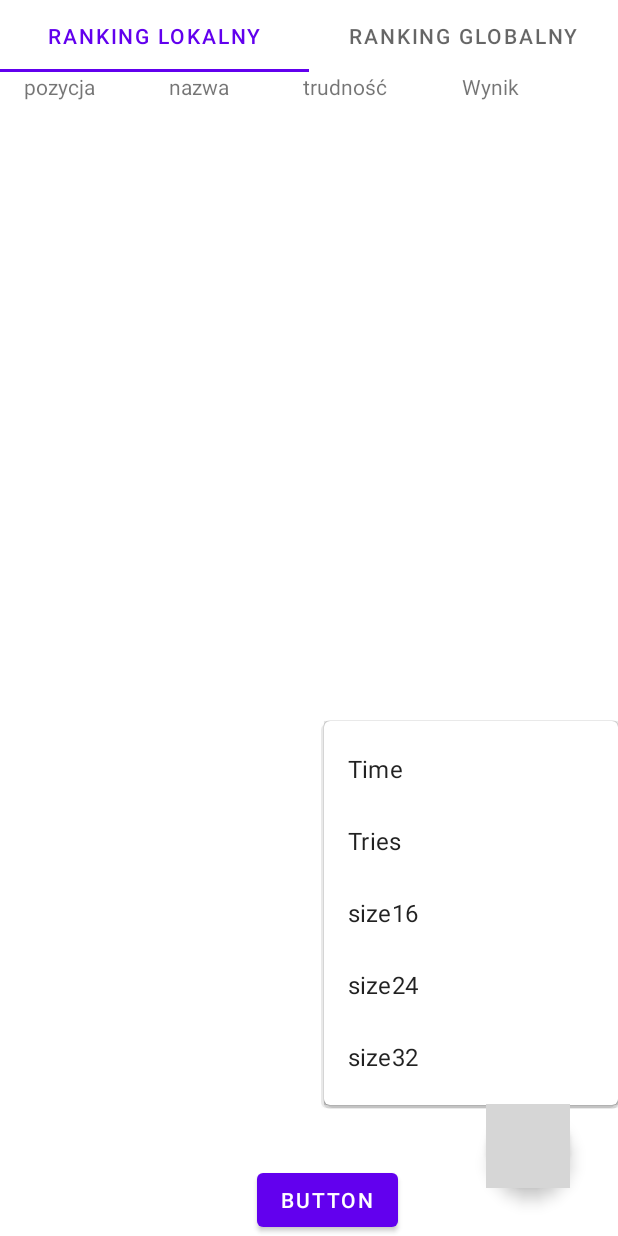
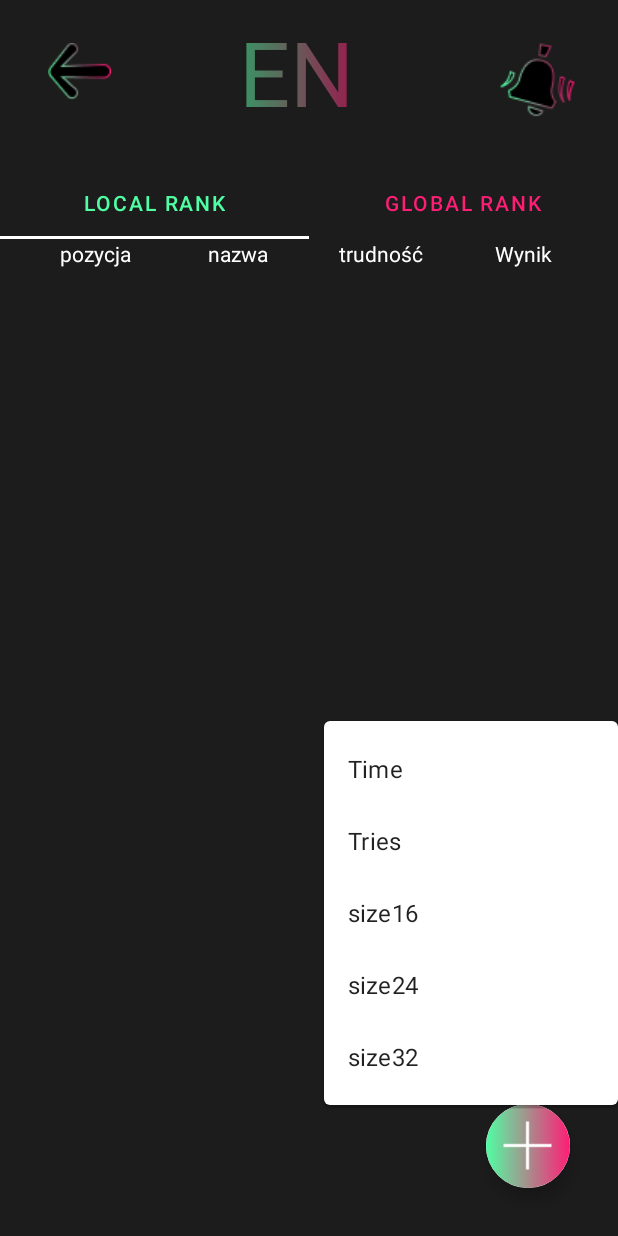
Before and after one commit to KarolKrzekotowski/MemoryApp, an Android app: the LeaderboardFragment screen opened through its navigation route, after a tap on an icon or button, on a phone screen of 412 x 824 dp. Run offline under Robolectric (Android 15) with nearby library versions, the light colour scheme and no system bars; our stand-ins replace AdMob, Firebase (no records; nobody signed in at launch, a user with empty details on screens opened directly), Room's generated code; 1 statement that could not run was skipped; 1 other tap on this screen came first; grey boxes are pictures that could not be loaded.

Commit message:
ekran rankingi i ładowanie

```diff
--- a/app/src/debug/res/drawable/filtr_foreground.xml
+++ b/app/src/debug/res/drawable/filtr_foreground.xml
@@ -3,8 +3,8 @@
     android:height="24dp"
     android:viewportWidth="24"
     android:viewportHeight="24"
-    android:tint="#000000">
+    android:tint="#B31A1A">
   <path
-      android:fillColor="#FF000000"
+      android:fillColor="#B32020"
       android:pathData="M19,13h-6v6h-2v-6H5v-2h6V5h2v6h6v2z"/>
 </vector>
--- a/app/src/main/java/com/example/memoryapp/ui/activities/MainActivity.kt
+++ b/app/src/main/java/com/example/memoryapp/ui/activities/MainActivity.kt
@@ -1,5 +1,6 @@
 package com.example.memoryapp.ui.activities
 
+import android.media.MediaPlayer
 import androidx.appcompat.app.AppCompatActivity
 import android.os.Bundle
 import android.provider.Settings.Secure
@@ -11,7 +12,17 @@ class MainActivity : AppCompatActivity() {
     override fun onCreate(savedInstanceState: Bundle?) {
         super.onCreate(savedInstanceState)
         hideUI()
+        instance = this
         setContentView(R.layout.activity_main)
+        mediaPlayer = MediaPlayer.create(this, R.raw.music)
+        mediaPlayer.isLooping = true
+    }
+
+    companion object{
+        private lateinit var instance : MainActivity
+        lateinit var mediaPlayer: MediaPlayer
+
+
     }
 
 }
--- a/app/src/main/java/com/example/memoryapp/ui/fragment/leaderboard/LeaderboardFragment.kt
+++ b/app/src/main/java/com/example/memoryapp/ui/fragment/leaderboard/LeaderboardFragment.kt
@@ -1,19 +1,28 @@
 package com.example.memoryapp.ui.fragment.leaderboard
 
+import android.content.res.ColorStateList
+import android.graphics.drawable.ColorStateListDrawable
+import android.media.MediaPlayer
 import android.os.Bundle
+import android.util.Log
 import androidx.fragment.app.Fragment
 import android.view.LayoutInflater
 import android.view.View
 import android.view.ViewGroup
+import android.widget.TextView
 import androidx.appcompat.widget.PopupMenu
 import androidx.fragment.app.activityViewModels
+import androidx.navigation.NavOptions
 import androidx.navigation.fragment.findNavController
 import androidx.viewpager2.widget.ViewPager2
 import com.example.memoryapp.R
 import com.example.memoryapp.databinding.FragmentLeaderboardBinding
 import com.example.memoryapp.game.hideUI
+import com.example.memoryapp.ui.activities.MainActivity
 
 import com.example.memoryapp.ui.fragment.leaderboard.adapter.LeaderboardPagerAdapter
+import com.example.memoryapp.utils.textGradient
+import com.example.memoryapp.utils.translate
 import com.google.android.material.tabs.TabLayoutMediator
 
 
@@ -25,8 +34,8 @@ class LeaderboardFragment : Fragment() {
     private val viewmodel by activityViewModels<LeaderboardViewmodel>()
     private lateinit var viewPager2: ViewPager2
     private lateinit var leaderboardPagerAdapter: LeaderboardPagerAdapter
-    private val tabsNames = arrayOf("ranking lokalny","ranking globalny")
-
+    private var tabsNames = Array<String>(8){"it = $it"}
+    private val mediaPlayer = MainActivity.mediaPlayer
     override fun onCreateView(
         inflater: LayoutInflater, container: ViewGroup?,
         savedInstanceState: Bundle?
@@ -38,6 +47,7 @@ class LeaderboardFragment : Fragment() {
 
     override fun onViewCreated(view: View, savedInstanceState: Bundle?) {
         super.onViewCreated(view, savedInstanceState)
+        tabsNames = resources.getStringArray(R.array.tabNames)
         viewmodel.loadLocalData()
         viewmodel.loadRemoteData()
         leaderboardPagerAdapter = LeaderboardPagerAdapter(this)
@@ -45,53 +55,103 @@ class LeaderboardFragment : Fragment() {
         viewPager2.adapter = leaderboardPagerAdapter
 
         val tablayout = binding.tabLayout
+        val color = requireContext().getColor(R.color.red_gradient)
+        val color2 = requireContext().getColor(R.color.green_gradient)
+        val colorArray = intArrayOf(color,color2)
+        tablayout.setTabTextColors(color,color2)
+
+//        tabLayout.setTabTextColors(getResources().getColor(R.color.blue_200), getResources().getColor(R.color.white));
+
         TabLayoutMediator(tablayout,viewPager2){ tab, position ->
+
             tab.text = tabsNames[position]
         }.attach()
-        binding.backRanks.setOnClickListener {
+
+        binding.goBack.setOnClickListener {
             val action = LeaderboardFragmentDirections.actionLeaderboardFragmentToMainMenuFragment(false)
             findNavController().navigate(action)
         }
+        binding.langrank.setOnClickListener {
+            translate()
+            recreate()
+        }
+        hideUI()
+        binding.langrank.textGradient()
+        if (mediaPlayer.isPlaying){
+            binding.music.setImageResource(R.drawable.sound_on)
+        }
+        else{
+            binding.music.setImageResource(R.drawable.sound_off)
+        }
+        binding.music.setOnClickListener {
+            if (mediaPlayer.isPlaying){
+                mediaPlayer.pause()
+                binding.music.setImageResource(R.drawable.sound_off)
+            }
+            else{
+                mediaPlayer.start()
+                binding.music.setImageResource(R.drawable.sound_on)
+            }
+        }
         viewmodel.loadData()
         viewmodel.filterSize(16)
+
         binding.filtringButton.setOnClickListener {
             val popupMenu = PopupMenu(requireContext(), it)
             popupMenu.setOnMenuItemClickListener { item ->
                 when (item.itemId) {
                     R.id.action_size_16 -> {
                         viewmodel.filterSize(16)
+                        hideUI()
                         true
                     }
                     R.id.action_size_24 -> {
                         viewmodel.filterSize(24)
+                        hideUI()
                         true
                     }
                     R.id.action_size_32 -> {
                         viewmodel.filterSize(32)
+                        hideUI()
                         true
                     }
                     R.id.result -> {
                         viewmodel.filterReference(true)
+                        hideUI()
                         true
                     }
                     R.id.tries -> {
                         viewmodel.filterReference(false)
+                        hideUI()
                         true
                     }
-                     else -> false
+                     else -> {
+                         hideUI()
+                         false
+                     }
                 }
             }
             popupMenu.inflate(R.menu.filtring_options)
             popupMenu.show()
         }
-        view.viewTreeObserver?.addOnWindowFocusChangeListener { hasFocus ->
-            hideUI()/*do your stuff here*/ }
+
+
     }
 
+    private fun recreate(){
+        findNavController().navigate(
+            R.id.leaderboardFragment,
+            arguments,
+            NavOptions.Builder()
+                .setPopUpTo(R.id.leaderboardFragment,true)
+                .build()
+        )
+    }
     override fun onDestroyView() {
         super.onDestroyView()
         _binding = null
     }
 
 
+
 }
--- a/app/src/main/java/com/example/memoryapp/ui/fragment/menu/MainMenuFragment.kt
+++ b/app/src/main/java/com/example/memoryapp/ui/fragment/menu/MainMenuFragment.kt
@@ -17,12 +17,15 @@ import androidx.navigation.NavOptionsBuilder
 import androidx.navigation.Navigation
 import androidx.navigation.fragment.findNavController
 import androidx.navigation.fragment.navArgs
+import androidx.transition.TransitionInflater
 import com.example.memoryapp.R
 import com.example.memoryapp.data.db.entities.LeaderboardEntity
 import com.example.memoryapp.data.model.LeaderboardRemote
 import com.example.memoryapp.databinding.FragmentMainMenuBinding
 import com.example.memoryapp.game.hideUI
 import com.example.memoryapp.repository.LeaderboardRepository
+import com.example.memoryapp.ui.activities.MainActivity
+import com.example.memoryapp.utils.textGradient
 import com.example.memoryapp.utils.translate
 import com.google.firebase.database.FirebaseDatabase
 import com.google.firebase.database.ktx.database
@@ -37,7 +40,7 @@ class MainMenuFragment : Fragment() {
 
     private lateinit var binding: FragmentMainMenuBinding
     private val args: MainMenuFragmentArgs by navArgs()
-
+    private val mediaPlayer = MainActivity.mediaPlayer
 
 
     override fun onCreateView(
@@ -45,7 +48,7 @@ class MainMenuFragment : Fragment() {
         savedInstanceState: Bundle?
     ): View {
         binding = FragmentMainMenuBinding.inflate(inflater, container, false)
-        textGradient(binding.language)
+        binding.language.textGradient()
 
         binding.instruction.setOnClickListener {
             Navigation.findNavController(binding.root).navigate(MainMenuFragmentDirections.actionMainMenuFragmentToInstructionFragment())
@@ -58,33 +61,40 @@ class MainMenuFragment : Fragment() {
             val action = MainMenuFragmentDirections.actionMainMenuFragmentToLeaderboardFragment()
             findNavController().navigate(action)
         }
-        val mediaPlayer = MediaPlayer.create(requireContext(), R.raw.music)
-        mediaPlayer.isLooping= true
+
+
+        val animation = TransitionInflater.from(requireContext()).inflateTransition(
+            android.R.transition.move
+        )
+        sharedElementEnterTransition = animation
+
+        if (mediaPlayer.isPlaying){
+            binding.music.setImageResource(R.drawable.sound_on)
+        }
+        else{
+            binding.music.setImageResource(R.drawable.sound_off)
+        }
         binding.music.setOnClickListener {
-            Log.i("muzyka",mediaPlayer.isPlaying.toString())
+
             if (mediaPlayer.isPlaying){
-//                mediaPlayer.isLooping = false
                 mediaPlayer.pause()
                 binding.music.setImageResource(R.drawable.sound_off)
             }
             else{
-
                 mediaPlayer.start()
                 binding.music.setImageResource(R.drawable.sound_on)
             }
-//
-
         }
 //        CoroutineScope(Dispatchers.IO).launch {
 //            val repository = LeaderboardRepository(requireContext())
-//            var i = 0
-//            while (i<5){
+//            var i = 10
+////            while (i<45){
 //
-//                repository.insertPlayer(LeaderboardEntity(0,"Karol$i",24,"00:05:0$i",15+i))
+//                repository.insertPlayer(LeaderboardEntity(0,"Karoldlugabardzonazwa$i",24,"00:05:0$i",15+i))
 //
-//        i++
-//        }
-
+////        i++
+////        }
+//
 //        }
         binding.language.setOnClickListener {
             translate()
@@ -107,21 +117,7 @@ class MainMenuFragment : Fragment() {
         )
     }
 
-    private fun textGradient(textView: TextView){
-        val paint = textView.paint
-        val colors = intArrayOf(resources.getColor(R.color.green_gradient),resources.getColor(R.color.red_gradient))
-        val position = floatArrayOf(0F,1F)
-        val width = paint.measureText(textView.text.toString())
-        var textShader = LinearGradient(
-            0F,
-            0F,
-            width,
-            0F,
-            colors,
-            position,
-            Shader.TileMode.CLAMP)
-        textView.paint.shader = textShader
-    }
+
 
 
 
--- a/app/src/main/java/com/example/memoryapp/ui/fragment/splash/SplashFragment.kt
+++ b/app/src/main/java/com/example/memoryapp/ui/fragment/splash/SplashFragment.kt
@@ -7,29 +7,39 @@ import androidx.fragment.app.Fragment
 import android.view.LayoutInflater
 import android.view.View
 import android.view.ViewGroup
+import android.view.animation.AnimationUtils
+import androidx.core.os.bundleOf
+import androidx.navigation.fragment.FragmentNavigatorExtras
 import androidx.navigation.fragment.findNavController
 import com.example.memoryapp.R
+import com.example.memoryapp.databinding.FragmentSplashBinding
 
-// TODO: Rename parameter arguments, choose names that match
-// the fragment initialization parameters, e.g. ARG_ITEM_NUMBER
 
 class SplashFragment : Fragment() {
 
-
+private lateinit var binding: FragmentSplashBinding
     override fun onCreateView(
         inflater: LayoutInflater, container: ViewGroup?,
         savedInstanceState: Bundle?
     ): View? {
+        binding = FragmentSplashBinding.inflate(inflater,container,false)
+        val extras = FragmentNavigatorExtras(binding.imageView8 to "image_big")
         Handler(Looper.getMainLooper()).postDelayed({
+            val bundle = bundleOf("victory" to false )
             findNavController()
                 .navigate(
-                    SplashFragmentDirections.actionSplashFragmentToMainMenuFragment(
-                        false
-                    )
+                    R.id.action_splashFragment_to_mainMenuFragment,
+                    bundle,
+                    null,
+                    extras
                 )
-        }, 500L)
+
+        }, 1000L)
+
+
+
         // Inflate the layout for this fragment
-        return inflater.inflate(R.layout.fragment_splash, container, false)
+        return binding.root
     }
 
 
--- a/app/src/main/java/com/example/memoryapp/utils/ConverterExtension.kt
+++ b/app/src/main/java/com/example/memoryapp/utils/ConverterExtension.kt
@@ -1,5 +1,9 @@
 package com.example.memoryapp.utils
 
+import android.graphics.LinearGradient
+import android.graphics.Shader
+import android.widget.TextView
+import com.example.memoryapp.R
 import com.example.memoryapp.data.db.entities.LeaderboardEntity
 import com.example.memoryapp.data.model.LeaderboardRemote
 
@@ -14,3 +18,19 @@ fun LeaderboardRemote.toLocal():LeaderboardEntity{
 fun MutableList<String>.toLocal():LeaderboardEntity{
     return LeaderboardEntity(0,this[1],this[0].toInt(),this[2],this[3].toInt())
 }
+
+fun TextView.textGradient(){
+    val paint = this.paint
+    val colors = intArrayOf(resources.getColor(R.color.green_gradient),resources.getColor(R.color.red_gradient))
+    val position = floatArrayOf(0F,1F)
+    val width = paint.measureText(this.text.toString())
+    val textShader = LinearGradient(
+        0F,
+        0F,
+        width,
+        0F,
+        colors,
+        position,
+        Shader.TileMode.CLAMP)
+    this.paint.shader = textShader
+}
--- /dev/null
+++ b/app/src/main/res/drawable/fab_custom.xml
@@ -0,0 +1,23 @@
+<?xml version="1.0" encoding="utf-8"?>
+<layer-list xmlns:android="http://schemas.android.com/apk/res/android">
+
+
+    <item>
+        <shape
+            android:shape="oval">
+            <gradient
+                android:type="linear"
+                android:angle="0"
+                android:startColor="@color/green_gradient"
+                android:endColor="@color/red_gradient" />
+        </shape>
+
+    </item>
+    <item android:gravity="center"
+        >
+        <bitmap android:src="@drawable/plus"
+            android:gravity="fill_horizontal" />
+
+    </item>
+
+</layer-list>
--- a/app/src/main/res/drawable/gradeint_button2.xml
+++ b/app/src/main/res/drawable/gradeint_button2.xml
@@ -11,7 +11,7 @@
 
                 >
             </gradient>
-            <corners android:radius="10dp"/>
+            <corners android:radius="20dp"/>
             <padding android:left="2dp"
                 android:top="2dp"
                 android:right="2dp"
--- a/app/src/main/res/layout/fragment_leaderboard.xml
+++ b/app/src/main/res/layout/fragment_leaderboard.xml
@@ -1,61 +1,49 @@
 <?xml version="1.0" encoding="utf-8"?>
 <androidx.constraintlayout.widget.ConstraintLayout xmlns:android="http://schemas.android.com/apk/res/android"
+    xmlns:app="http://schemas.android.com/apk/res-auto"
     xmlns:tools="http://schemas.android.com/tools"
     android:layout_width="match_parent"
     android:layout_height="match_parent"
-    xmlns:app="http://schemas.android.com/apk/res-auto"
+    android:background="@color/black_main"
     tools:context=".ui.fragment.leaderboard.LeaderboardFragment">
 
+    <ImageView
+        android:id="@+id/music"
+        android:layout_width="wrap_content"
+        android:layout_height="wrap_content"
+        android:layout_marginEnd="16dp"
+        android:src="@drawable/sound_off"
+        app:layout_constraintEnd_toEndOf="parent"
+        app:layout_constraintTop_toTopOf="parent" />
 
     <com.google.android.material.tabs.TabLayout
         android:id="@+id/tabLayout"
         android:layout_width="match_parent"
-
         android:layout_height="wrap_content"
+        android:layout_marginTop="16dp"
+        android:background="@color/black_main"
         app:layout_constraintEnd_toEndOf="parent"
         app:layout_constraintLeft_toRightOf="parent"
         app:layout_constraintRight_toLeftOf="parent"
         app:layout_constraintRight_toRightOf="parent"
         app:layout_constraintStart_toStartOf="parent"
-        app:layout_constraintTop_toTopOf="parent">
-
-        <!--        <com.google.android.material.tabs.TabItem-->
-        <!--            android:layout_width="wrap_content"-->
-        <!--            android:layout_height="wrap_content"-->
-        <!--            android:text="Monday" />-->
-
-        <!--        <com.google.android.material.tabs.TabItem-->
-        <!--            android:layout_width="wrap_content"-->
-        <!--            android:layout_height="wrap_content"-->
-        <!--            android:text="Tuesday" />-->
-
-        <!--        <com.google.android.material.tabs.TabItem-->
-        <!--            android:layout_width="wrap_content"-->
-        <!--            android:layout_height="wrap_content"-->
-        <!--            android:text="Wednesday" />-->
+        app:layout_constraintTop_toBottomOf="@+id/music"
+        app:tabIndicatorColor="@color/white">
     </com.google.android.material.tabs.TabLayout>
 
     <androidx.viewpager2.widget.ViewPager2
         android:id="@+id/pagerRank"
         android:layout_width="match_parent"
         android:layout_height="0dp"
-        app:layout_constraintBottom_toTopOf="@+id/backRanks"
+        android:layout_marginBottom="8dp"
+        app:layout_constraintBottom_toTopOf="@+id/filtringButton"
         app:layout_constraintEnd_toEndOf="parent"
         app:layout_constraintHorizontal_bias="0.0"
         app:layout_constraintStart_toStartOf="parent"
-        app:layout_constraintTop_toBottomOf="@+id/tabLayout">
+        app:layout_constraintTop_toBottomOf="@+id/tabLayout"
+        app:layout_constraintVertical_bias="0.0">
 
     </androidx.viewpager2.widget.ViewPager2>
-
-    <Button
-        android:id="@+id/backRanks"
-        android:layout_width="wrap_content"
-        android:layout_height="wrap_content"
-        android:text="Button"
-        app:layout_constraintBottom_toBottomOf="parent"
-        app:layout_constraintEnd_toEndOf="parent"
-        app:layout_constraintHorizontal_bias="0.539"
-        app:layout_constraintStart_toStartOf="parent" />
 
     <com.google.android.material.floatingactionbutton.FloatingActionButton
         android:id="@+id/filtringButton"
@@ -63,8 +51,34 @@
         android:layout_height="wrap_content"
         android:layout_marginEnd="32dp"
         android:layout_marginBottom="32dp"
-        android:clickable="true"
-        android:src="@drawable/filtr_foreground"
+        style="@style/Floating"
+        android:src="@drawable/fab_custom"
+
+        app:backgroundTint="#FFFFFF"
+        app:backgroundTintMode="src_over"
+        app:fabCustomSize="56dp"
         app:layout_constraintBottom_toBottomOf="parent"
         app:layout_constraintEnd_toEndOf="parent" />
+
+    <ImageView
+        android:id="@+id/go_back"
+        android:layout_width="wrap_content"
+        android:layout_height="wrap_content"
+        android:layout_marginStart="32dp"
+        android:src="@drawable/arrow_back"
+        app:layout_constraintBottom_toBottomOf="@+id/music"
+        app:layout_constraintStart_toStartOf="parent"
+        app:layout_constraintTop_toTopOf="@+id/music" />
+
+    <TextView
+        android:id="@+id/langrank"
+        android:layout_width="wrap_content"
+        android:layout_height="wrap_content"
+        android:text="@string/translation"
+        android:textSize="60sp"
+        app:layout_constraintBottom_toBottomOf="@+id/go_back"
+        app:layout_constraintEnd_toStartOf="@+id/music"
+        app:layout_constraintStart_toEndOf="@+id/go_back"
+        app:layout_constraintTop_toTopOf="@+id/go_back" />
+
 </androidx.constraintlayout.widget.ConstraintLayout>
--- a/app/src/main/res/layout/fragment_local_rank.xml
+++ b/app/src/main/res/layout/fragment_local_rank.xml
@@ -21,30 +21,38 @@
 
         <TextView
 
-            android:layout_width="wrap_content"
+            android:layout_width="match_parent"
             android:layout_height="wrap_content"
             android:layout_weight="1"
-            android:text="pozycja" />
+            android:gravity="center"
+            android:text="pozycja"
+            android:textColor="@color/white"/>
 
         <TextView
 
-            android:layout_width="wrap_content"
+            android:layout_width="match_parent"
             android:layout_height="wrap_content"
             android:layout_weight="1"
+            android:gravity="center"
+            android:textColor="@color/white"
             android:text="nazwa" />
 
         <TextView
 
-            android:layout_width="wrap_content"
+            android:layout_width="match_parent"
             android:layout_height="wrap_content"
+            android:textColor="@color/white"
             android:layout_weight="1"
+            android:gravity="center"
             android:text="trudność" />
 
         <TextView
 
-            android:layout_width="wrap_content"
+            android:layout_width="match_parent"
             android:layout_height="wrap_content"
+            android:textColor="@color/white"
             android:layout_weight="1"
+            android:gravity="center"
             android:text="Wynik" />
 
     </LinearLayout>
@@ -56,7 +64,6 @@
         android:layout_marginStart="16dp"
         android:layout_marginTop="16dp"
         android:layout_marginEnd="16dp"
-        android:layout_marginBottom="16dp"
         android:layout_weight="1"
         app:layout_constraintBottom_toBottomOf="parent"
         app:layout_constraintEnd_toEndOf="parent"
--- a/app/src/main/res/values/dimens.xml
+++ b/app/src/main/res/values/dimens.xml
@@ -1,5 +1,6 @@
 <?xml version="1.0"?>
-<resources>
+<resources xmlns:tools="http://schemas.android.com/tools">
     <dimen name="list_item_spacing">16dp</dimen>
     <dimen name="list_item_spacing_half">8dp</dimen>
+    <dimen name="design_fab_image_size" tools:override="true">20dp</dimen>
 </resources>
--- a/app/src/main/res/values/strings.xml
+++ b/app/src/main/res/values/strings.xml
@@ -16,4 +16,8 @@
     <string name="muzyka">Music</string>
     <string name="Leaderboard">Leaderboard</string>
     <string name="translation">EN</string>
+    <string-array name="tabNames">
+        <item>Local rank</item>
+        <item>Global rank</item>
+    </string-array>
 </resources>
--- a/app/src/main/res/values/themes.xml
+++ b/app/src/main/res/values/themes.xml
@@ -16,4 +16,9 @@
         <item name="android:windowActionBar">false</item>
         <item name="android:windowFullscreen">true</item>
     </style>
+    <style name="Floating" parent="Widget.Design.FloatingActionButton">
+        <!---rest of your style-->
+        <item name="android:foreground">@drawable/fab_custom</item>
+    </style>
+
 </resources>
```
Also changed, not shown: app/src/main/res/drawable/ezik.xml (+5 -5 lines), app/src/main/res/layout/fragment_global_rank.xml (+13 -5 lines), app/src/main/res/layout/fragment_main_menu.xml (+4 -7 lines), app/src/main/res/layout/fragment_splash.xml (+6 -5 lines), app/src/main/res/layout/leaderboard_item.xml (+16 -4 lines), app/src/main/res/drawable/arrow_back.png (added), app/src/main/res/drawable/plus.png (added), 1 other file.
